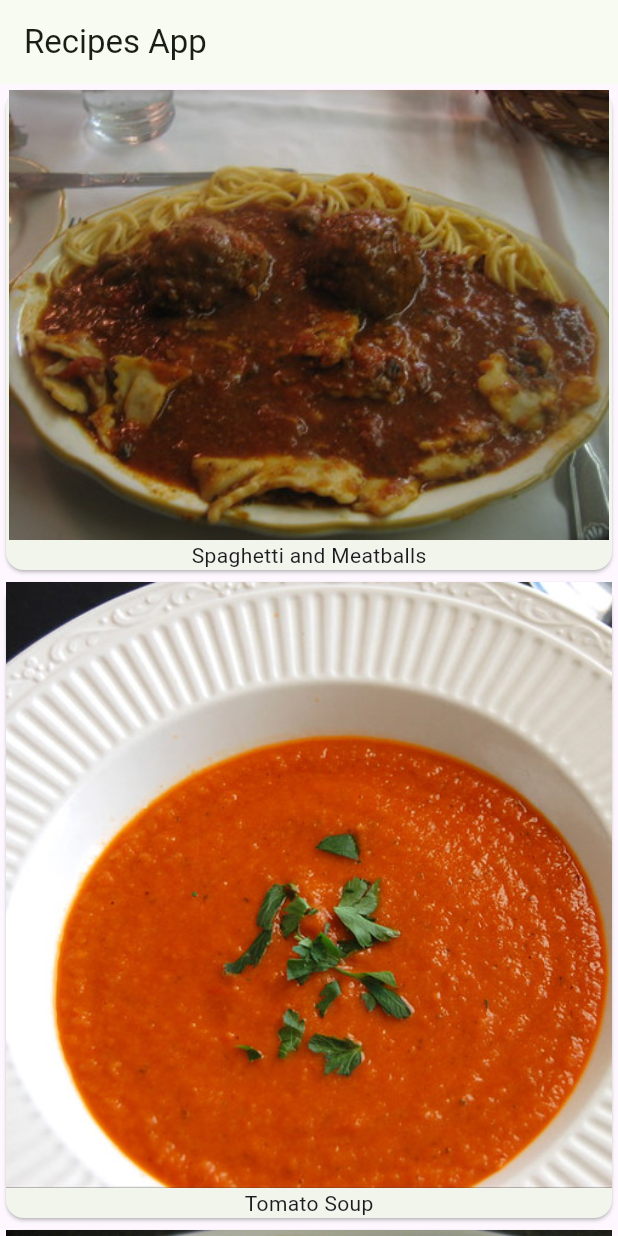
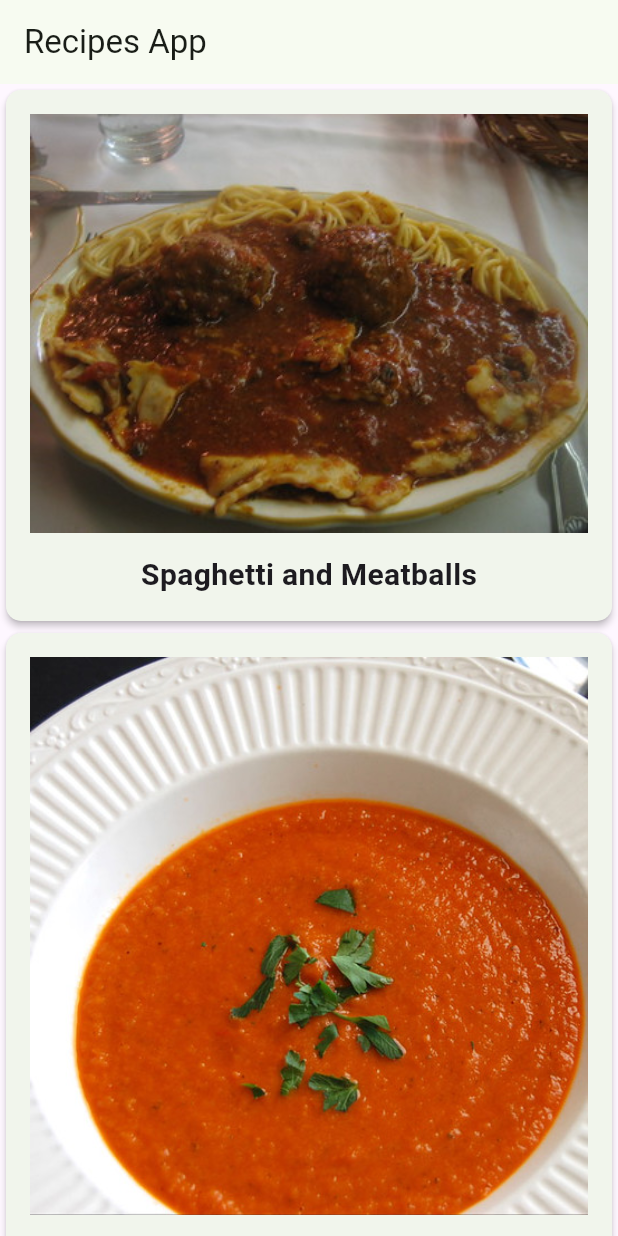
Before and after one commit to blessedsibanda263/recipes, a Flutter app: the screen it shows after launch, on a phone screen of 412 x 824 dp. Run offline on Flutter 3.47's test engine with Material 3 defaults, Android fonts, the phone set to English and light mode, and no system bars; Roboto replaces fonts that are missing (Palatino).

Commit message:
Style the recipe card

```diff
--- a/lib/main.dart
+++ b/lib/main.dart
@@ -47,11 +47,24 @@ class _HomePageState extends State<HomePage> {
 
   Widget buildRecipeCard(Recipe recipe) {
     return Card(
-      child: Column(
-        children: [
-          Image(image: AssetImage(recipe.imageUrl)),
-          Text(recipe.label),
-        ],
+      elevation: 2.0,
+      shape: RoundedRectangleBorder(borderRadius: BorderRadius.circular(10.0)),
+      child: Padding(
+        padding: const EdgeInsets.all(16.0),
+        child: Column(
+          children: [
+            Image(image: AssetImage(recipe.imageUrl)),
+            const SizedBox(height: 14.0),
+            Text(
+              recipe.label,
+              style: TextStyle(
+                fontSize: 20.0,
+                fontWeight: FontWeight.w700,
+                fontFamily: 'Palatino',
+              ),
+            ),
+          ],
+        ),
       ),
     );
   }
```
